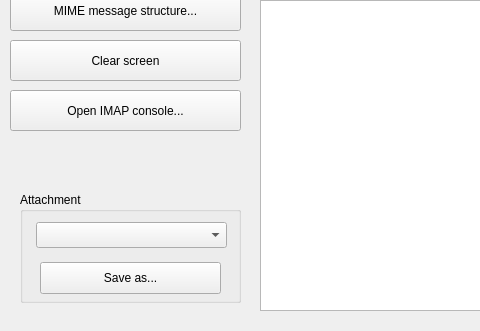
Qt form src/desktop/main_window.ui (chwnam/lifemotif-desktop) before a commit; both pictures show x 0 to 480 and y 449 to 780 of the 1024 by 780 pixel window.
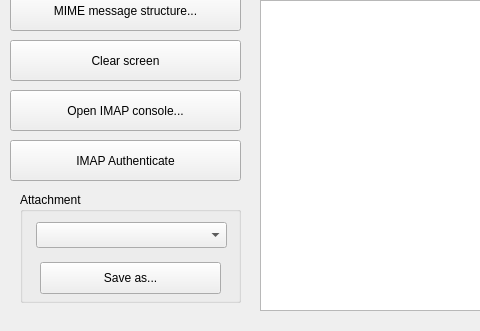
The same form after that commit. Icons and pictures are not drawn. Custom widgets are drawn as their Qt base class.

What changed in the file:
```diff
--- a/src/desktop/main_window.ui
+++ b/src/desktop/main_window.ui
@@ -310,6 +310,19 @@
      <string>Open IMAP console...</string>
     </property>
    </widget>
+   <widget class="QPushButton" name="ImapAuthenticateButton">
+    <property name="geometry">
+     <rect>
+      <x>10</x>
+      <y>570</y>
+      <width>231</width>
+      <height>41</height>
+     </rect>
+    </property>
+    <property name="text">
+     <string>IMAP Authenticate</string>
+    </property>
+   </widget>
   </widget>
   <widget class="QMenuBar" name="menuBar">
    <property name="geometry">
```
